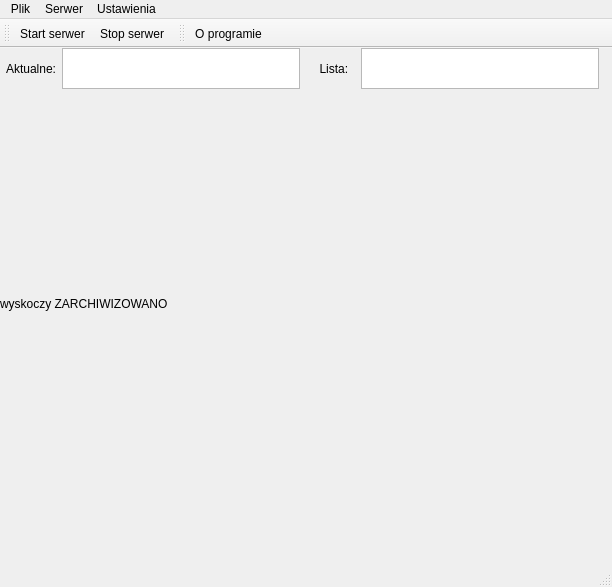
Old version of the form ServerApplication/src/libs/ui/mainwindow.ui in the repository militia11/in.
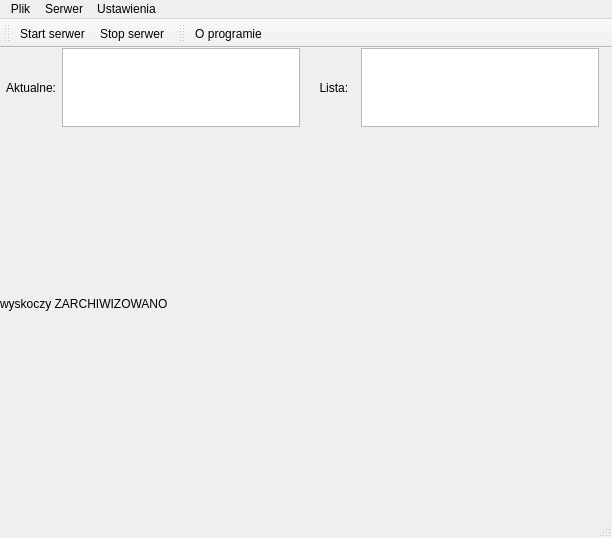
New version of the form.

The edit to the form file:
```diff
--- a/ServerApplication/src/libs/ui/mainwindow.ui
+++ b/ServerApplication/src/libs/ui/mainwindow.ui
@@ -7,7 +7,7 @@
     <x>0</x>
     <y>0</y>
     <width>612</width>
-    <height>587</height>
+    <height>538</height>
    </rect>
   </property>
   <property name="windowTitle">
@@ -42,7 +42,7 @@
       <x>0</x>
       <y>0</y>
       <width>599</width>
-      <height>41</height>
+      <height>79</height>
      </rect>
     </property>
     <layout class="QHBoxLayout" name="horizontalLayout_2">
```
Left out of the diff: 2 changed lines with no effect on the pictures.
